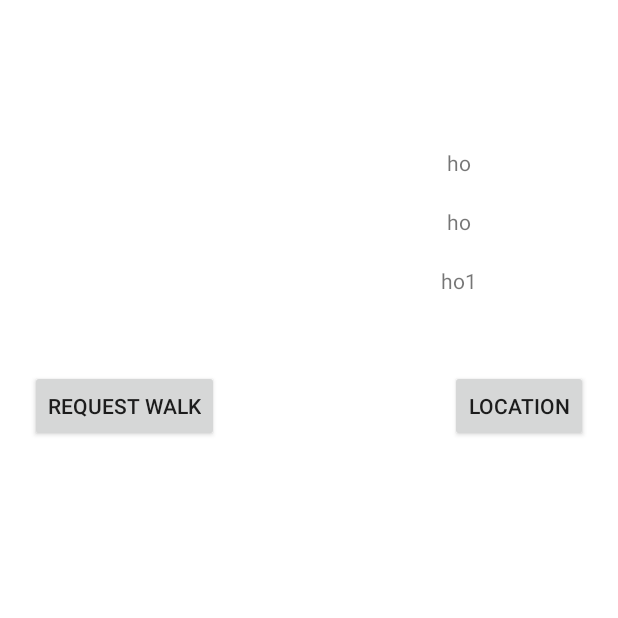
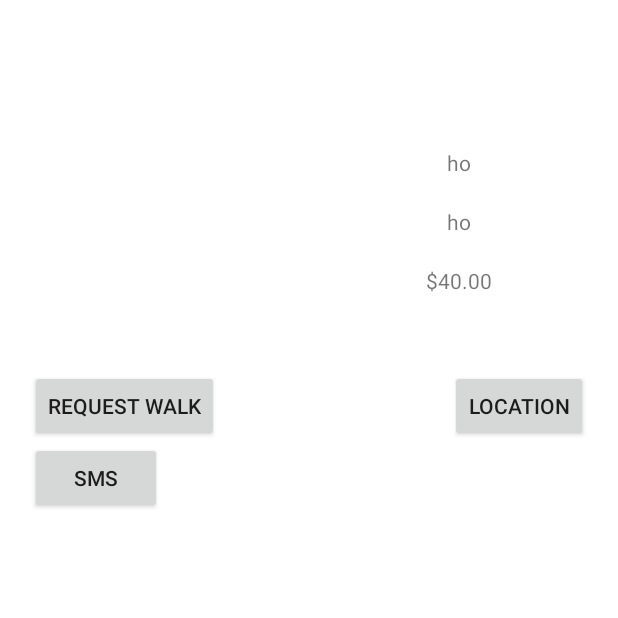
Before and after one commit to venkatapasupulati/cis651final, an Android app: the fragment WalkerInfoFragment shown on its own in the app's theme, on a phone screen of 412 x 824 dp, the top half of it. Run offline under Robolectric (Android 15) with nearby library versions, the phone set to English and light mode, and no system bars; our stand-ins replace Firebase (no records; nobody signed in at launch, a user with empty details on screens opened directly), Picasso; pictures from the network do not load; 8 statements that could not run were skipped.

Commit message:
Final Push From me

```diff
--- a/app/src/main/java/com/suuniv/afinal/walker/WalkerInfoFragment.java
+++ b/app/src/main/java/com/suuniv/afinal/walker/WalkerInfoFragment.java
@@ -1,6 +1,8 @@
 package com.suuniv.afinal.walker;
 
 import android.app.NotificationChannel;
+import static com.suuniv.afinal.HomeFragment.openSMS;
+
 import android.app.NotificationManager;
 import android.app.PendingIntent;
 import android.content.Context;
@@ -64,7 +66,7 @@ public class WalkerInfoFragment extends Fragment {
         ((TextView) rootView.findViewById(R.id.state)).setText(args.getString("state"));
         ((TextView) rootView.findViewById(R.id.zip)).setText(args.getString("zip"));
         ((TextView) rootView.findViewById(R.id.city)).setText(args.getString("city"));
-        //((TextView) rootView.findViewById(R.id.price)).setText(args.getString("price"));
+        ((TextView) rootView.findViewById(R.id.price)).setText("$40.00");
 
         String walkId = args.getString("walkId");
         String pawId = args.getString("pawId");
@@ -76,6 +78,16 @@ public class WalkerInfoFragment extends Fragment {
             public void onClick(View v) {
                 Uri ma = Uri.parse("geo:0,0?q=1600+Amphitheatre+Parkway%2C+CA");
                 showMap(ma);
+            }
+        });
+
+        Button sms = rootView.findViewById(R.id.sms);
+        sms.setOnClickListener(new View.OnClickListener() {
+            @Override
+            public void onClick(View v) {
+
+                openSMS(getContext(),"Are you avaiable for a walk.","1234321234");
+
             }
         });
 
--- a/app/src/main/java/com/suuniv/afinal/walker/WalkerNavigation.java
+++ b/app/src/main/java/com/suuniv/afinal/walker/WalkerNavigation.java
@@ -187,7 +187,7 @@ public class WalkerNavigation extends AppCompatActivity implements  NavigationVi
         switch (id)
         {
             case R.id.item1:
-                Toast toast=Toast.makeText(this,"Item 1 Clicked",Toast.LENGTH_SHORT);
+                Toast toast=Toast.makeText(this,"Updating Profile",Toast.LENGTH_SHORT);
                 toast.show();
                 Intent intent = new Intent(this,WalkerActivity.class);
                 intent.putExtra("userType",usertype);
@@ -200,7 +200,7 @@ public class WalkerNavigation extends AppCompatActivity implements  NavigationVi
                 startActivity(new Intent(this, RequestListActivity.class));
                 break;
             case R.id.item3:
-                toast=Toast.makeText(this,"Item 3 Clicked",Toast.LENGTH_SHORT);
+                toast=Toast.makeText(this,"Payment Method Setup",Toast.LENGTH_SHORT);
                 toast.show();
                 startActivity(new Intent(this, PaymentMethod.class));
                 break;
--- a/app/src/main/java/com/suuniv/afinal/walker/WalkerPagerActivity.java
+++ b/app/src/main/java/com/suuniv/afinal/walker/WalkerPagerActivity.java
@@ -75,6 +75,7 @@ public class WalkerPagerActivity extends AppCompatActivity {
                 walkerProfile.setProfileImage(snapshot.child("profileImage").getValue().toString());
                 walkerProfile.setZip(snapshot.child("zip").getValue().toString());
                 walkerProfile.setCity(snapshot.child("city").getValue().toString());
+                //walkerProfile.setPhone(snapshot.child("phone").getValue().toString());
                 if(snapshot.child("price").getValue()!=null){
                     walkerProfile.setPrice(snapshot.child("price").getValue().toString());
                 }
@@ -158,7 +159,7 @@ public class WalkerPagerActivity extends AppCompatActivity {
                 walkerProfile.setProfileImage(snapshot.child("profileImage").getValue().toString());
                 walkerProfile.setZip(snapshot.child("zip").getValue().toString());
                 walkerProfile.setCity(snapshot.child("city").getValue().toString());
-                //walkerProfile.setCity(snapshot.child("price").getValue().toString());
+                //walkerProfile.setPrice(snapshot.child("price").getValue().toString());
 
 
                 md_list.add(walkerProfile);
--- a/app/src/main/res/layout/fragment_walker_info.xml
+++ b/app/src/main/res/layout/fragment_walker_info.xml
@@ -91,4 +91,13 @@
         app:layout_constraintTop_toBottomOf="@id/price"
         app:layout_constraintLeft_toLeftOf="parent"/>
 
+    <Button
+        android:layout_width="wrap_content"
+        android:layout_height="wrap_content"
+        android:id="@+id/sms"
+        android:text="SMS"
+        android:onClick="sms"
+        app:layout_constraintTop_toBottomOf="@id/geoLocation"
+        app:layout_constraintLeft_toLeftOf="@id/requestWalk"
+/>
 </androidx.constraintlayout.widget.ConstraintLayout>
--- a/app/src/main/res/layout/request_view_recycler.xml
+++ b/app/src/main/res/layout/request_view_recycler.xml
@@ -30,6 +30,8 @@
             android:layout_height="wrap_content"
             android:layout_margin="10dp"
             android:padding="15dp"
+            android:background="@drawable/dog_owner"
+            android:scaleType="fitXY"
             >
 
 
```
Also changed, not shown: app/src/main/java/com/suuniv/afinal/HomeFragment.java (+43 -8 lines), app/src/main/res/layout/account_summary.xml (+1 -8 lines).
